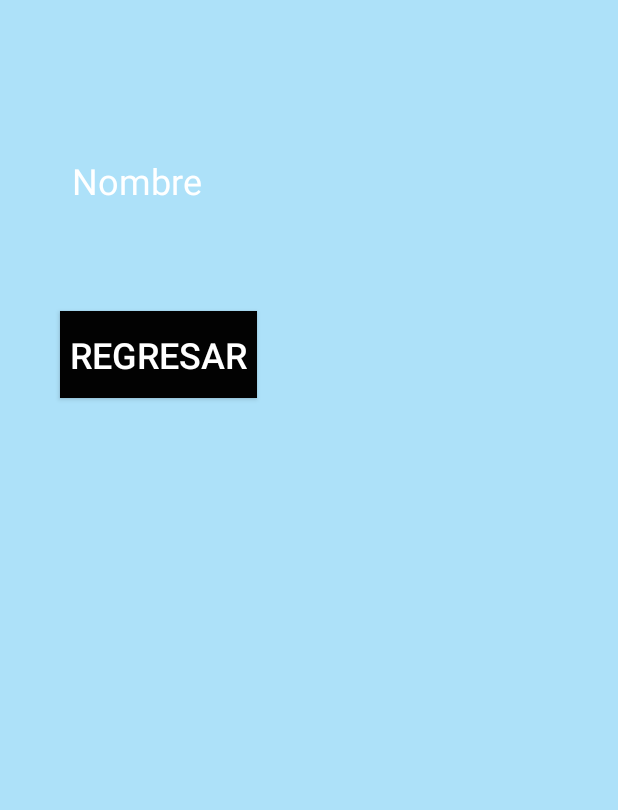
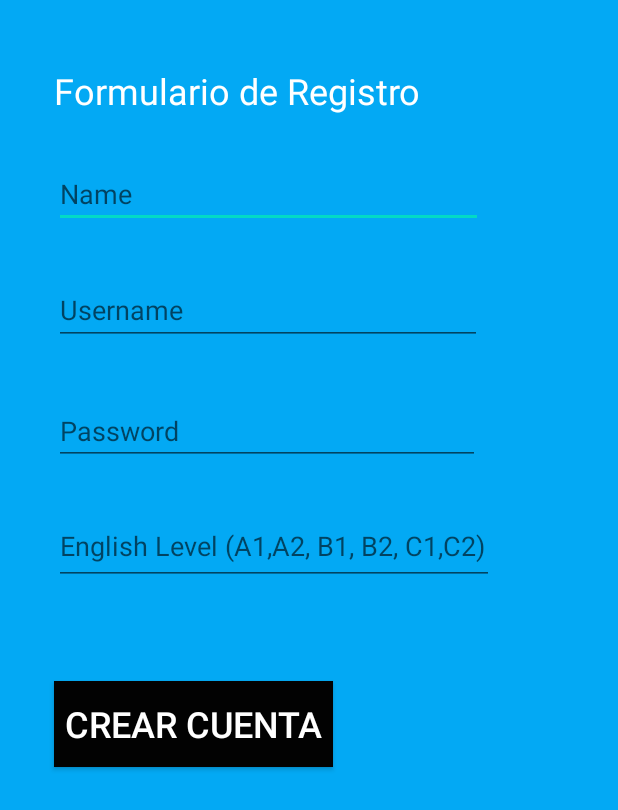
Before and after one commit to adavidbermeo/InteractiveLearning, an Android app: the layout activity_main2.xml on its own in the app's theme, with its tools: preview values and no code run, on a phone screen of 412 x 824 dp. Shown: the top 810 px of the screen. Run offline under Robolectric (Android 15) with nearby library versions, the phone set to English and light mode, and no system bars.

Commit message:
Angel Commit v2

```diff
--- a/app/src/main/java/com/example/interactivelearning/MainActivity.java
+++ b/app/src/main/java/com/example/interactivelearning/MainActivity.java
@@ -14,14 +14,12 @@ public class MainActivity extends AppCompatActivity {
     protected void onCreate(Bundle savedInstanceState) {
         super.onCreate(savedInstanceState);
         setContentView(R.layout.activity_main);
-
-        et1 = (EditText)findViewById(R.id.et1);
     }
 
     //Método para el botón enviar
-    public void Enviar(View view){
+    public void createAccount(View view){
         Intent i = new Intent(this, Main2Activity.class);
-        i.putExtra("dato", et1.getText().toString());
+        //i.putExtra("dato", et1.getText().toString());
         startActivity(i);
     }
 }
--- a/app/src/main/res/layout/activity_main2.xml
+++ b/app/src/main/res/layout/activity_main2.xml
@@ -4,35 +4,91 @@
     xmlns:tools="http://schemas.android.com/tools"
     android:layout_width="match_parent"
     android:layout_height="match_parent"
-    android:background="#4F03A9F4"
+    android:background="#03A9F4"
     tools:context=".Main2Activity">
 
+    <Button
+        android:id="@+id/create_account"
+        android:layout_width="186dp"
+        android:layout_height="57dp"
+        android:layout_marginStart="36dp"
+        android:layout_marginLeft="36dp"
+        android:layout_marginTop="64dp"
+        android:background="#020202"
+        android:onClick="Regresar"
+        android:text="@string/crear_cuenta"
+        android:textColor="#FFFFFF"
+        android:textSize="24sp"
+        app:layout_constraintStart_toStartOf="parent"
+        app:layout_constraintTop_toBottomOf="@+id/txt_english_level" />
+
     <TextView
-        android:id="@+id/tv1"
+        android:id="@+id/txt_window_title"
         android:layout_width="wrap_content"
-        android:layout_height="43dp"
-        android:layout_marginStart="48dp"
-        android:layout_marginLeft="48dp"
-        android:layout_marginTop="104dp"
-        android:text="@string/etNombre2"
+        android:layout_height="wrap_content"
+        android:layout_marginStart="36dp"
+        android:layout_marginLeft="36dp"
+        android:layout_marginTop="44dp"
+        android:text="@string/form_title"
         android:textColor="#FFFFFF"
         android:textSize="24sp"
         app:layout_constraintStart_toStartOf="parent"
         app:layout_constraintTop_toTopOf="parent" />
 
-    <Button
-        android:id="@+id/button2"
-        android:layout_width="131dp"
-        android:layout_height="58dp"
-        android:layout_marginStart="40dp"
-        android:layout_marginLeft="40dp"
-        android:layout_marginTop="60dp"
-        android:background="#020202"
-        android:onClick="Regresar"
-        android:text="@string/BotonRegresar"
-        android:textColor="#FFFFFF"
-        android:textSize="24sp"
+    <EditText
+        android:id="@+id/txt_name"
+        android:layout_width="286dp"
+        android:layout_height="43dp"
+        android:layout_marginStart="36dp"
+        android:layout_marginLeft="36dp"
+        android:layout_marginTop="32dp"
+        android:ems="10"
+        android:hint="@string/people_name"
+        android:inputType="textPersonName"
         app:layout_constraintStart_toStartOf="parent"
-        app:layout_constraintTop_toBottomOf="@+id/tv1" />
+        app:layout_constraintTop_toBottomOf="@+id/txt_window_title"
+        android:autofillHints="" />
+
+    <EditText
+        android:id="@+id/txt_username"
+        android:layout_width="285dp"
+        android:layout_height="46dp"
+        android:layout_marginStart="36dp"
+        android:layout_marginLeft="36dp"
+        android:layout_marginTop="32dp"
+        android:ems="10"
+        android:hint="@string/username"
+        android:inputType="textPersonName"
+        app:layout_constraintStart_toStartOf="parent"
+        app:layout_constraintTop_toBottomOf="@+id/txt_name"
+        android:autofillHints="" />
+
+    <EditText
+        android:id="@+id/txt_password"
+        android:layout_width="284dp"
+        android:layout_height="44dp"
+        android:layout_marginStart="36dp"
+        android:layout_marginLeft="36dp"
+        android:layout_marginTop="36dp"
+        android:ems="10"
+        android:hint="@string/password"
+        android:inputType="textPassword"
+        app:layout_constraintStart_toStartOf="parent"
+        app:layout_constraintTop_toBottomOf="@+id/txt_username"
+        android:autofillHints="" />
+
+    <EditText
+        android:id="@+id/txt_english_level"
+        android:layout_width="293dp"
+        android:layout_height="52dp"
+        android:layout_marginStart="36dp"
+        android:layout_marginLeft="36dp"
+        android:layout_marginTop="28dp"
+        android:ems="10"
+        android:hint="@string/englih_level"
+        android:inputType="textPersonName"
+        app:layout_constraintStart_toStartOf="parent"
+        app:layout_constraintTop_toBottomOf="@+id/txt_password"
+        android:autofillHints="" />
 
 </androidx.constraintlayout.widget.ConstraintLayout>
--- a/app/src/main/res/values/strings.xml
+++ b/app/src/main/res/values/strings.xml
@@ -2,6 +2,18 @@
     <string name="app_name">InteractiveLearning</string>
     <string name="etNombre1">Nombre</string>
     <string name="etNombre2">Nombre</string>
-    <string name="BotonEnviar">Enviar</string>
     <string name="BotonRegresar">Regresar</string>
+    <string name="app_title">InteractiveLearning</string>
+    <string name="app_description">Aprende Ingles online. Registrate para continuar</string>
+    <string name="Btn_registro">Registrarse</string>
+    <string name="Btn_isesion">Iniciar Sesión</string>
+    <string name="img_description">Imagen de la App</string>
+    <string name="form_title">Formulario de Registro</string>
+
+    // Hints User Register Form
+    <string name="people_name">Name</string>
+    <string name="username">Username</string>
+    <string name="password">Password</string>
+    <string name="englih_level">English Level (A1,A2, B1, B2, C1,C2)</string>
+    <string name="crear_cuenta">Crear Cuenta</string>
 </resources>
```
Also changed, not shown: app/src/main/res/layout/activity_main.xml (+63 -23 lines), app/src/main/res/drawable/gmail_profile.jpg (added), app/src/main/res/drawable/ingles.png (added).
